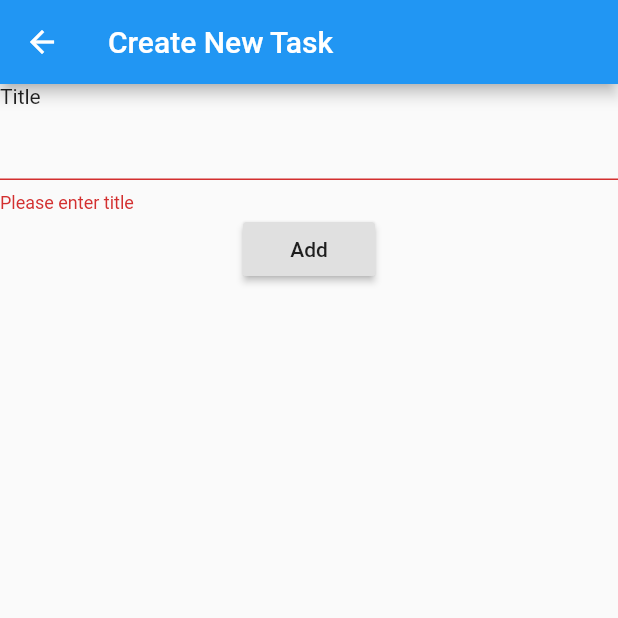
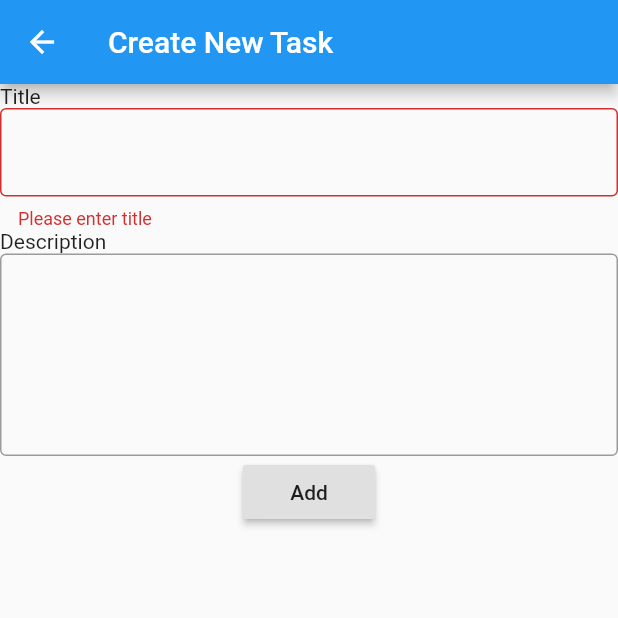
Before and after one commit to tasugi/todoapp-flutter, a Flutter app: the NewTask screen opened directly, after a tap on "Add", on a phone screen of 412 x 824 dp, the top half of it. Run offline on Flutter 3.47's test engine with Material 2 defaults, Android fonts, the phone set to English and light mode, and no system bars.

Commit message:
Task description

```diff
--- a/lib/new_task.dart
+++ b/lib/new_task.dart
@@ -1,8 +1,8 @@
 import 'package:flutter/material.dart';
 import 'package:provider/provider.dart';
 
-import 'main.dart';
 import 'task.dart';
+import 'todo_list_model.dart';
 
 class NewTask extends StatelessWidget {
   @override
@@ -26,7 +26,7 @@ class TaskForm extends StatefulWidget {
 class TaskFromState extends State<TaskForm> {
   final _formKey = GlobalKey<FormState>();
   final _titleController = TextEditingController();
-
+  final _descController = TextEditingController();
 
   @override
   void dispose() {
@@ -50,13 +50,22 @@ class TaskFromState extends State<TaskForm> {
               return null;
             },
             controller: _titleController,
+            decoration: InputDecoration(border: OutlineInputBorder()),
+            maxLines: 1,
+          ),
+          Text('Description'),
+          TextFormField(
+            controller: _descController,
+            maxLines: 5,
+            decoration: InputDecoration(border: OutlineInputBorder()),
           ),
           Align(
             alignment: Alignment.center,
             child: RaisedButton(
               onPressed: () {
                 if (_formKey.currentState.validate()) {
-                  final Task task = Task(_titleController.text);
+                  final Task task =
+                      Task(_titleController.text, _descController.text);
                   Provider.of<TodoListModel>(context, listen: false).add(task);
                   Navigator.pop(context);
                 }
--- a/lib/task.dart
+++ b/lib/task.dart
@@ -1,7 +1,8 @@
 class Task {
-  Task(this.title);
+  Task(this.title, this.description);
 
   final String title;
+  final String description;
   bool open = true;
 
   void toggleOpen() {
```
Also changed, not shown: lib/main.dart (+16 -24 lines), lib/task_detail.dart (added, +43 -0 lines), lib/todo_list_model.dart (added, +29 -0 lines).
